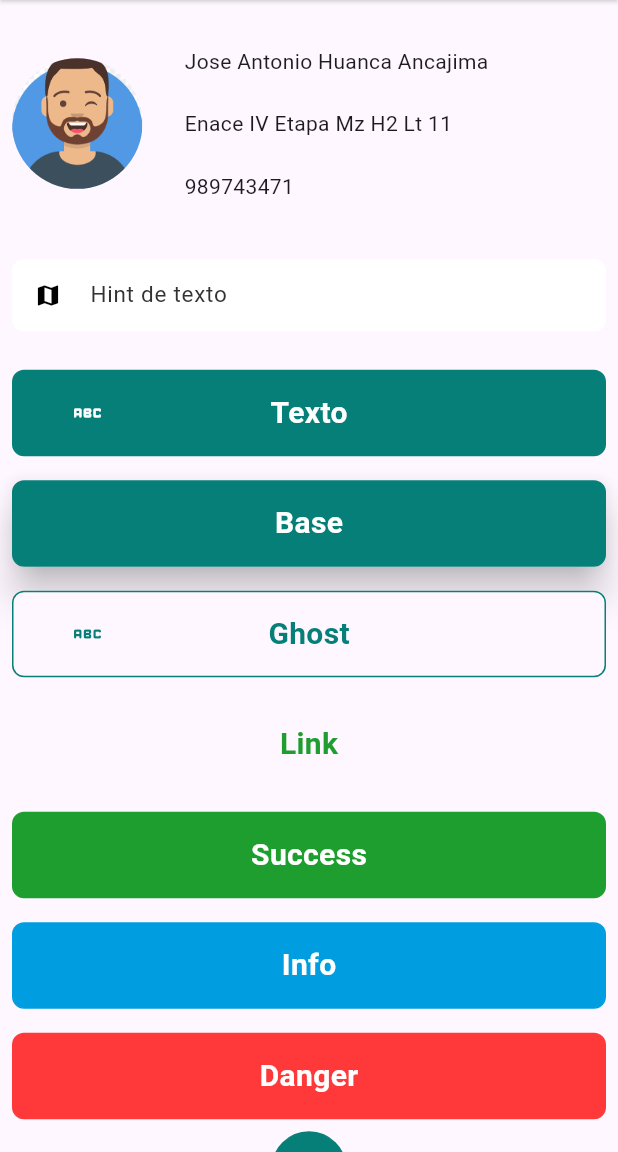
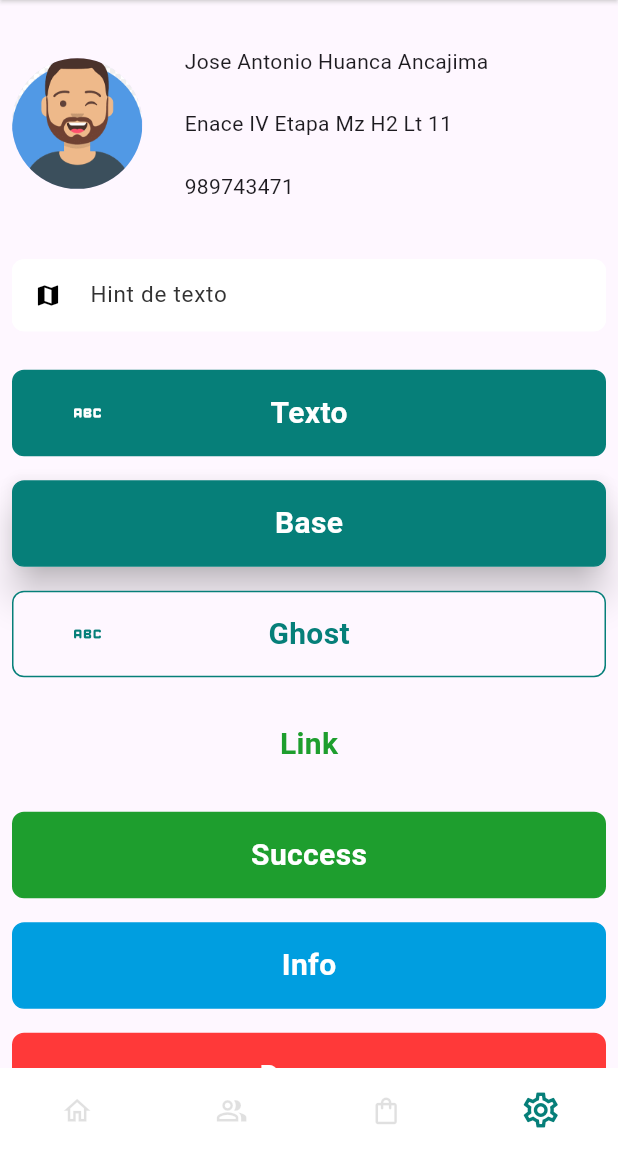
Before and after one commit to jahuanca/utilsFlutter, a Flutter app: the screen it shows after launch, on a phone screen of 412 x 824 dp, the part 84-1236 px from its top. Run offline on Flutter 3.47's test engine with Material 3 defaults, Android fonts, the phone set to English and light mode, and no system bars; missing offline and left inert: global_configuration; network calls fail.

Commit message:
feat: add BottomNavigationBarWidget

```diff
--- a/example/lib/main.dart
+++ b/example/lib/main.dart
@@ -2,11 +2,9 @@ import 'package:flutter/material.dart' hide ButtonStyle;
 import 'package:utils/utils.dart';
 
 void main() async {
-  loadConfig(
-      DataConfig(
-        primaryColor: Colors.greenAccent,
-      )
-  );
+  loadConfig(DataConfig(
+    primaryColor: Colors.greenAccent,
+  ));
   runApp(const MyApp());
 }
 
@@ -35,6 +33,19 @@ class ExamplePage extends StatelessWidget {
 
     return Scaffold(
       appBar: appBarWidget(text: 'Example'),
+      bottomNavigationBar: BottomNavigationBarWidget(
+        indexSelectedItem: 3,
+        onTapItem: print,
+        showTitles: false,
+        icons: [
+        BottomNavigationItemWidget(icon: Icons.home_outlined, title: 'Inicio'),
+        BottomNavigationItemWidget(
+            icon: Icons.people_alt_outlined, title: 'Clientes'),
+        BottomNavigationItemWidget(
+            icon: Icons.shopping_bag_outlined, title: 'Productos'),
+        BottomNavigationItemWidget(
+            icon: Icons.settings_outlined, title: 'Perfil'),
+      ]),
       body: SingleChildScrollView(
         child: Column(
           children: [
@@ -50,51 +61,66 @@ class ExamplePage extends StatelessWidget {
               //path: 'https://imgs.search.brave.com/TOSM-yLTsegMoH6QyZRJre73TnPam6v5YAUht-y_37Y/rs:fit:860:0:0:0/g:ce/aHR0cHM6Ly9jZG4t/aWNvbnMtcG5nLmZy/ZWVwaWsuY29tLzI1/Ni84MzIzLzgzMjMz/MTcucG5nP3NlbXQ9/YWlzX2h5YnJpZA',
             ),
             InputWidget(
-              icon: const Icon(Icons.map, color: Colors.black,),
+              icon: const Icon(
+                Icons.map,
+                color: Colors.black,
+              ),
               inputBorderCurrent: OutlineInputBorder(
-                borderRadius: BorderRadius.circular(borderRadius()),
-                borderSide: BorderSide(width: 1, color: cardColor())
-              ),
+                  borderRadius: BorderRadius.circular(borderRadius()),
+                  borderSide: BorderSide(width: 1, color: cardColor())),
               hintText: 'Hint de texto',
-              padding: const EdgeInsets.all(8),),
-            ButtonWidget(text: 'Texto', icon: Icons.abc_rounded, padding: const EdgeInsets.all(8)),
+              padding: const EdgeInsets.all(8),
+            ),
+            ButtonWidget(
+                text: 'Texto',
+                icon: Icons.abc_rounded,
+                padding: const EdgeInsets.all(8)),
             ButtonWidget(
               elevation: 10,
               text: 'Base',
-              padding: const EdgeInsets.all(8),),
+              padding: const EdgeInsets.all(8),
+            ),
             ButtonWidget(
               text: 'Ghost',
               icon: Icons.abc_rounded,
               buttonType: ButtonType.ghost,
-              padding: const EdgeInsets.all(8),),
+              padding: const EdgeInsets.all(8),
+            ),
             ButtonWidget(
               text: 'Link',
               buttonType: ButtonType.link,
               buttonStyle: ButtonStyle.success,
-              padding: const EdgeInsets.all(8),),
+              padding: const EdgeInsets.all(8),
+            ),
             ButtonWidget(
               text: 'Success',
               buttonType: ButtonType.base,
               buttonStyle: ButtonStyle.success,
-              padding: const EdgeInsets.all(8),),
+              padding: const EdgeInsets.all(8),
+            ),
             ButtonWidget(
               text: 'Info',
               buttonType: ButtonType.base,
               buttonStyle: ButtonStyle.info,
-              padding: const EdgeInsets.all(8),),
+              padding: const EdgeInsets.all(8),
+            ),
             ButtonWidget(
               text: 'Danger',
               buttonType: ButtonType.base,
               buttonStyle: ButtonStyle.danger,
-              padding: const EdgeInsets.all(8),),
-            const IconButtonWidget(iconData: Icons.access_alarm,),
+              padding: const EdgeInsets.all(8),
+            ),
+            const IconButtonWidget(
+              iconData: Icons.access_alarm,
+            ),
             const ImageActionWidget(
                 padding: EdgeInsets.symmetric(vertical: 25),
                 height: 150,
                 width: 150,
                 iconData: Icons.abc_outlined,
                 borderColor: Colors.black,
-                urlImage: 'https://upload.wikimedia.org/wikipedia/commons/a/a3/Image-not-found.png'),
+                urlImage:
+                    'https://upload.wikimedia.org/wikipedia/commons/a/a3/Image-not-found.png'),
           ],
         ),
       ),
--- /dev/null
+++ b/lib/src/ui/widgets/bottom_navigation/bottom_navigation_bar_widget.dart
@@ -0,0 +1,71 @@
+import 'package:flutter/material.dart';
+import 'package:utils/utils.dart';
+
+// ignore: must_be_immutable
+class BottomNavigationBarWidget extends StatelessWidget {
+  final List<BottomNavigationItemWidget> icons;
+  final bool showTitles;
+  final double sizeSelected;
+  final double sizeUnselected;
+  final void Function(int index) onTapItem;
+  final int indexSelectedItem;
+  Color? colorSelected;
+  Color? colorUnselected;
+  Color? backgroundColor;
+
+  BottomNavigationBarWidget({
+    super.key,
+    required this.icons,
+    required this.onTapItem,
+    required this.indexSelectedItem,
+    this.showTitles = true,
+    this.backgroundColor,
+    this.sizeSelected = kBottomNavigationBarHeight / 2,
+    this.sizeUnselected = kBottomNavigationBarHeight / 2.6,
+    this.colorSelected,
+    this.colorUnselected,
+  }) {
+    backgroundColor ??= cardColor();
+    colorSelected ??= primaryColor();
+    colorUnselected ??= Colors.black12;
+  }
+
+  @override
+  Widget build(BuildContext context) {
+    final List<Widget> widgets = [];
+
+    for (int i = 0; i < icons.length; i++) {
+      final isSelected = i == indexSelectedItem;
+      final BottomNavigationItemWidget e = icons[i];
+      widgets.add(
+        Expanded(
+            child: GestureDetector(
+          onTap: () => onTapItem(i),
+          child: Container(
+            color: backgroundColor,
+            child: Column(
+              mainAxisAlignment: MainAxisAlignment.center,
+              crossAxisAlignment: CrossAxisAlignment.stretch,
+              children: [
+                Icon(
+                  e.icon,
+                  color: isSelected ? colorSelected : colorUnselected,
+                  size: isSelected ? sizeSelected : sizeUnselected,
+                ),
+                if (showTitles) Text(e.title)
+              ],
+            ),
+          ),
+        )),
+      );
+    }
+
+    return Container(
+      height: kBottomNavigationBarHeight,
+      color: backgroundColor,
+      child: Row(
+        children: widgets,
+      ),
+    );
+  }
+}
--- /dev/null
+++ b/lib/src/ui/widgets/bottom_navigation/bottom_navigation_item_widget.dart
@@ -0,0 +1,7 @@
+import 'package:flutter/material.dart';
+
+class BottomNavigationItemWidget {
+  String title;
+  IconData icon;
+  BottomNavigationItemWidget({required this.icon, required this.title});
+}
--- a/lib/utils.dart
+++ b/lib/utils.dart
@@ -11,6 +11,9 @@ export 'src/ui/widgets/app_bar/app_bar_widget.dart';
 export 'src/ui/widgets/images/image_action_widget.dart';
 export 'src/ui/widgets/items_list/item_list_image_data_widget.dart';
 
+export 'src/ui/widgets/bottom_navigation/bottom_navigation_bar_widget.dart' ;
+export 'src/ui/widgets/bottom_navigation/bottom_navigation_item_widget.dart';
+
 
 import 'package:global_configuration/global_configuration.dart';
 import 'package:utils/src/data/data_config.dart';
```
